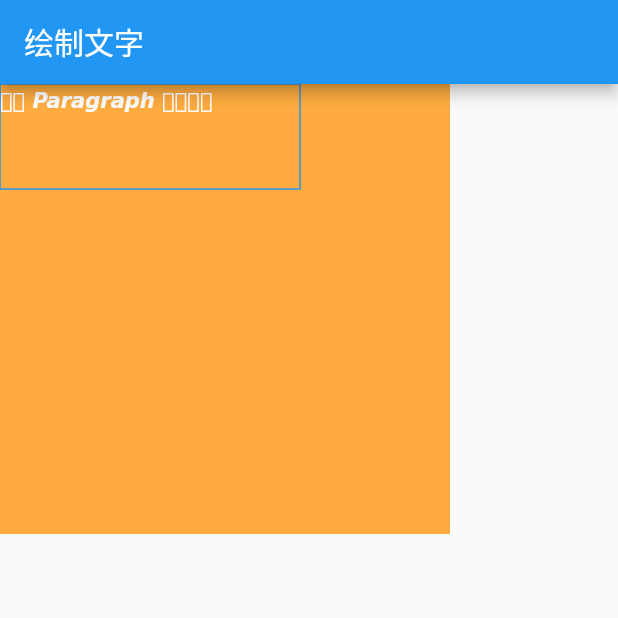
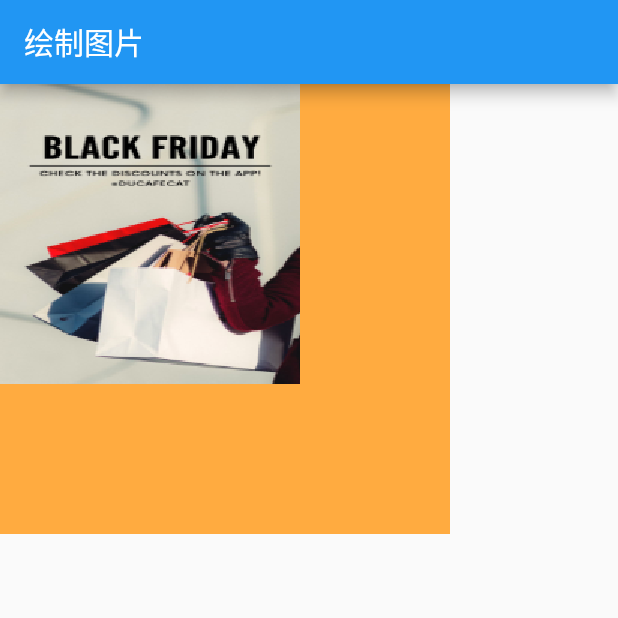
Before and after one commit to dazeGitHub/TestFlutterDraw, a Flutter app: the screen it shows after launch, on a phone screen of 412 x 824 dp, the top half of it. Run offline on Flutter 3.47's test engine with Material 2 defaults, Android fonts, the phone set to English and light mode, and no system bars.

Commit message:
绘制图片

```diff
--- a/lib/home_page.dart
+++ b/lib/home_page.dart
@@ -1,5 +1,6 @@
 import 'package:flutter/material.dart';
 import 'package:test_flutter_draw/widgets/circle_widget.dart';
+import 'package:test_flutter_draw/widgets/image_widget.dart';
 import 'package:test_flutter_draw/widgets/line_widget.dart';
 import 'package:test_flutter_draw/widgets/oval_widget.dart';
 import 'package:test_flutter_draw/widgets/path_widget.dart';
@@ -15,11 +16,11 @@ class HomePage extends StatelessWidget {
   Widget build(BuildContext context) {
     return Scaffold(
       appBar: AppBar(
-        title: const Text("绘制文字"),
+        title: const Text("绘制图片"),
       ),
-      body: const TextWidget1(),
+      body: const ImageWidget(),
       //LineWidget()  RectWidget()  CircleWidget()  OvalWidget()  RoundRectWidget()  PathWidget()
-      //PathWidget()  TextWidget1()  TextWidget2()
+      //PathWidget()  TextWidget1()  TextWidget2()  ImageWidget
     );
   }
 }
--- /dev/null
+++ b/lib/widgets/image_widget.dart
@@ -0,0 +1,74 @@
+import 'package:flutter/material.dart';
+import 'package:flutter/services.dart';
+import 'dart:ui' as ui;
+
+class ImageWidget extends StatefulWidget {
+  const ImageWidget({super.key});
+
+  @override
+  State<StatefulWidget> createState() {
+    return ImageState();
+  }
+}
+
+class ImageState extends State<ImageWidget> {
+  ui.Image? mImage;
+
+  @override
+  void initState() {
+    super.initState();
+    loadImage();
+  }
+
+  @override
+  Widget build(BuildContext context) {
+    return Container(
+      color: Colors.orangeAccent,
+      child: CustomPaint(
+        painter: ImagePainter(mImage),
+        size: const Size(300, 300),
+      ),
+    );
+  }
+
+  Future<void> loadImage() async {
+    ui.Image image = await load('assets/images/splash.jpg');
+    setState(() {
+      mImage = image;
+    });
+  }
+
+  Future<ui.Image> load(String assetImg) async {
+    ByteData data = await rootBundle.load(assetImg);
+    ui.Codec codec = await ui.instantiateImageCodec(data.buffer.asUint8List(),targetWidth: 200,targetHeight: 200);
+    ui.FrameInfo fi = await codec.getNextFrame();
+    return fi.image;
+  }
+}
+
+class ImagePainter extends CustomPainter {
+  ImagePainter(this.mImage);
+
+  ui.Image? mImage;
+
+  var mStartOffset = 0.0; //50
+  var mPaint = Paint()
+    ..isAntiAlias = true
+    ..strokeWidth = 1.0
+    ..style = PaintingStyle.stroke
+    ..color = Colors.green
+    ..invertColors = false;
+
+  @override
+  void paint(Canvas canvas, Size size) {
+    // 绘制原图
+    if(mImage != null){
+      canvas.drawImage(mImage!, Offset(mStartOffset, mStartOffset), mPaint);
+    }
+  }
+
+  //在实际场景中正确利用此回调可以避免重绘开销, 这里简单的返回true
+  @override
+  bool shouldRepaint(CustomPainter oldDelegate) => true;
+
+}
--- a/pubspec.yaml
+++ b/pubspec.yaml
@@ -63,6 +63,9 @@ flutter:
   #   - images/a_dot_burr.jpeg
   #   - images/a_dot_ham.jpeg
 
+  assets:
+    - assets/images/
+
   # An image asset can refer to one or more resolution-specific "variants", see
   # https://flutter.dev/assets-and-images/#resolution-aware
 
```
Also changed, not shown: assets/images/splash.jpg (added).
